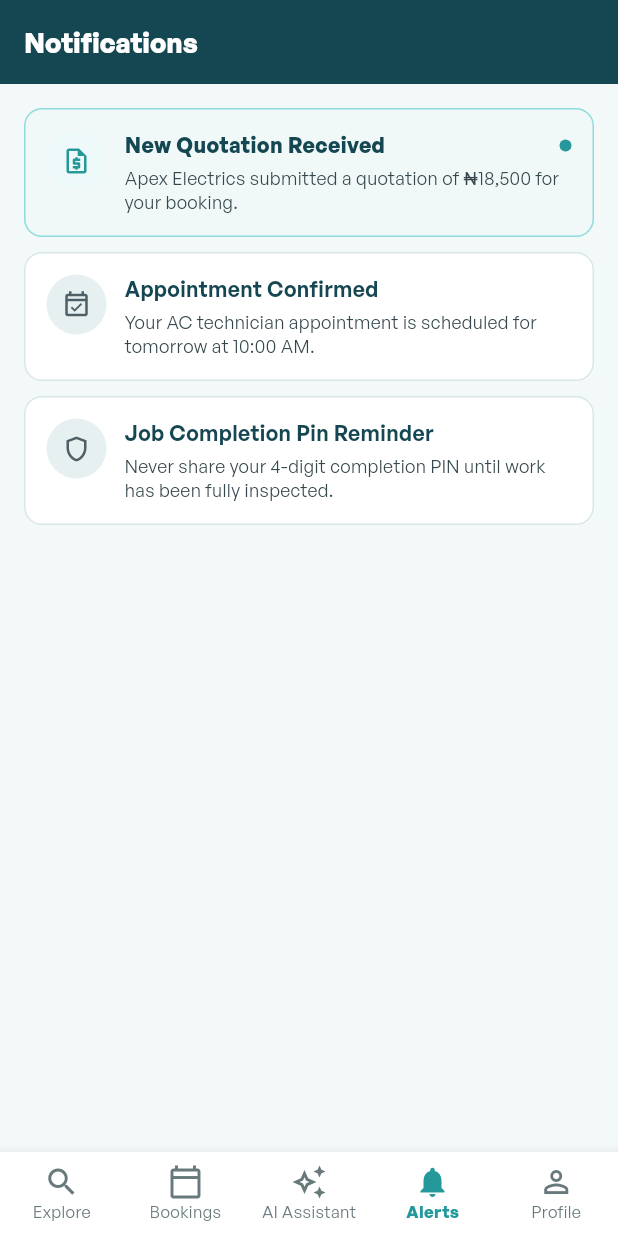
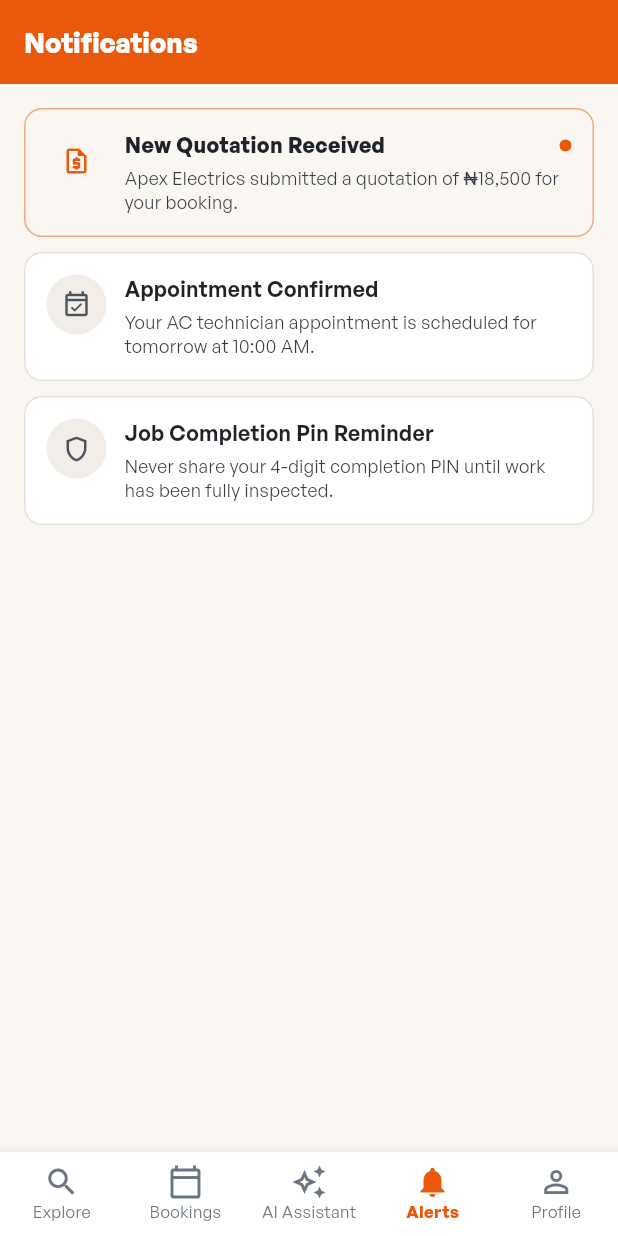
Before and after one commit to ezekweclever-netizen/EasyLife, a Flutter app: the screen it shows after launch, item 4 of the bottom bar chosen, on a phone screen of 412 x 824 dp. Run offline on Flutter 3.47's test engine with Material 3 defaults, Android fonts, the phone set to English and light mode, and no system bars; our stand-ins replace supabase_flutter; accounts and stored records are empty.

Commit message:
feat(branding): complete EasyLife Charcoal and Burnt Orange design system rebrand across all pages and dashboards

```diff
--- a/apps/mobile/lib/theme/easylife_theme.dart
+++ b/apps/mobile/lib/theme/easylife_theme.dart
@@ -6,51 +6,81 @@ import 'package:flutter/material.dart';
 class EasyLifeColors {
   EasyLifeColors._();
 
-  // Core Brand Tokens (Option C — Harbor Teal & Coral)
-  static const Color primary = Color(0xFF154752); // Deep Harbor Teal
-  static const Color primaryDark = Color(0xFF0D282E); // Darkest Harbor Teal
-  static const Color secondary = Color(0xFF24989A); // Maritime Teal
-  static const Color secondaryHover = Color(0xFF1D7E80);
-  static const Color accent = Color(0xFFEE9277); // Warm Coral Accent
-  static const Color background = Color(0xFFF3F8F8); // Airy Pale Teal Canvas
-  static const Color surface = Color(0xFFFFFFFF); // Crisp White Surface
-  static const Color text = Color(0xFF1F2F34); // Deep Legible Charcoal Teal
-  static const Color muted = Color(0xFF68797C); // Balanced Slate Muted Text
-  static const Color border = Color(0xFFDAE7E7); // Structural Hairline Border
-  static const Color borderStrong = Color(0xFFC2D4D4); // Active Input Border
+  // Centralized EasyLife Global Design System Foundation
+  static const Color charcoal = Color(0xFF1F2328);
+  static const Color steelGrey = Color(0xFF4A525C);
+  static const Color burntOrange = Color(0xFFE8590C);
+  static const Color orangeHover = Color(0xFFC84A06);
+  static const Color peach = Color(0xFFFCEBDD);
+  static const Color cream = Color(0xFFFAF7F3);
+  static const Color white = Color(0xFFFFFFFF);
+  static const Color borders = Color(0xFFE6E0D8);
+  static const Color darkSurfaceText = Color(0xFFFAF7F3);
+  static const Color secondaryDarkText = Color(0xFFC3C8CF);
+
+  // Semantic Status Colors
+  static const Color semanticSuccess = Color(0xFF2E7D4F);
+  static const Color semanticWarning = Color(0xFFB7791F);
+  static const Color semanticError = Color(0xFFC53030);
+  static const Color semanticInfo = Color(0xFF4A525C);
+
+  // Core Brand & Functional Role Tokens
+  static const Color primary = burntOrange;
+  static const Color primaryDark = orangeHover;
+  static const Color primaryHover = orangeHover;
+  static const Color secondary = steelGrey;
+  static const Color secondaryHover = charcoal;
+  static const Color accent = burntOrange;
+  static const Color accentHover = orangeHover;
+  static const Color accentSoft = peach;
+  static const Color background = cream;
+  static const Color surface = white;
+  static const Color text = charcoal;
+  static const Color textSecondary = steelGrey;
+  static const Color muted = steelGrey;
+  static const Color border = borders;
+  static const Color borderStrong = secondaryDarkText;
+
+  // Stage 5 Dark Mode Foundation Tokens
+  static const Color darkBackground = Color(0xFF15181C);
+  static const Color darkSurface = Color(0xFF1F2328);
+  static const Color darkPrimaryText = Color(0xFFFAF7F3);
+  static const Color darkSecondaryText = Color(0xFFC3C8CF);
+  static const Color darkAccent = Color(0xFFF06A1F);
+  static const Color darkBorder = Color(0xFF2E343B);
 
   // Legacy mappings for backwards-compatibility across existing screens
-  static const Color navy950 = Color(0xFF0D282E);
-  static const Color navy900 = Color(0xFF154752); // Primary Harbor Teal
-  static const Color navy800 = Color(0xFF1A5663);
-  static const Color navy700 = Color(0xFF206776);
+  static const Color navy950 = Color(0xFF14171A);
+  static const Color navy900 = Color(0xFF1F2328);
+  static const Color navy800 = Color(0xFF262B32);
+  static const Color navy700 = Color(0xFF353B44);
 
-  static const Color teal800 = Color(0xFF186869);
-  static const Color teal700 = Color(0xFF1D7E80);
-  static const Color teal600 = Color(0xFF24989A); // Secondary Brand Teal
-  static const Color teal500 = Color(0xFF2DC0C2);
-  static const Color teal50 = Color(0xFFEEF9F9);
+  static const Color teal800 = Color(0xFFC84A06);
+  static const Color teal700 = Color(0xFFC84A06);
+  static const Color teal600 = Color(0xFFE8590C);
+  static const Color teal500 = Color(0xFFE8590C);
+  static const Color teal50 = Color(0xFFFAF7F3);
 
-  static const Color charcoal900 = Color(0xFF142024);
-  static const Color charcoal800 = Color(0xFF1F2F34);
-  static const Color charcoal700 = Color(0xFF35474C);
-  static const Color charcoal600 = Color(0xFF4E6065);
-  static const Color charcoal500 = Color(0xFF68797C);
+  static const Color charcoal900 = Color(0xFF14171A);
+  static const Color charcoal800 = Color(0xFF1F2328);
+  static const Color charcoal700 = Color(0xFF353B44);
+  static const Color charcoal600 = Color(0xFF4A525C);
+  static const Color charcoal500 = Color(0xFF6B7582);
   static const Color surfaceWhite = Color(0xFFFFFFFF);
-  static const Color surfaceLightGrey = Color(0xFFF3F8F8);
-  static const Color surfaceMutedGrey = Color(0xFFE7F0F0);
-  static const Color borderGrey = Color(0xFFDAE7E7);
-  static const Color strongBorder = Color(0xFFC2D4D4);
+  static const Color surfaceLightGrey = Color(0xFFFAF7F3);
+  static const Color surfaceMutedGrey = Color(0xFFF2EDE6);
+  static const Color borderGrey = Color(0xFFE6E0D8);
+  static const Color strongBorder = Color(0xFFC3C8CF);
 
   // Semantic Status Colors (WCAG AAA / AA Accessible)
-  static const Color successText = Color(0xFF127A5B);
-  static const Color successBg = Color(0xFFE7F7F1);
-  static const Color warningText = Color(0xFFB25E0A);
-  static const Color warningBg = Color(0xFFFEF5E7);
-  static const Color errorText = Color(0xFFC53030);
-  static const Color errorBg = Color(0xFFFDF0F0);
-  static const Color infoText = Color(0xFF1A6E84);
-  static const Color infoBg = Color(0xFFEBF6F9);
+  static const Color successText = semanticSuccess;
+  static const Color successBg = Color(0xFFE8F5ED);
+  static const Color warningText = semanticWarning;
+  static const Color warningBg = Color(0xFFFEF7EC);
+  static const Color errorText = semanticError;
+  static const Color errorBg = Color(0xFFFDE8E8);
+  static const Color infoText = semanticInfo;
+  static const Color infoBg = Color(0xFFEBF0F5);
 }
 
 class EasyLifeTheme {
@@ -174,4 +204,106 @@ class EasyLifeTheme {
       ),
     );
   }
+
+  static ThemeData get darkTheme {
+    return ThemeData(
+      useMaterial3: true,
+      fontFamily: 'General Sans',
+      scaffoldBackgroundColor: EasyLifeColors.darkBackground,
+      colorScheme: const ColorScheme.dark(
+        primary: EasyLifeColors.darkAccent,
+        onPrimary: Colors.white,
+        secondary: EasyLifeColors.darkSecondaryText,
+        onSecondary: EasyLifeColors.darkBackground,
+        tertiary: EasyLifeColors.darkAccent,
+        onTertiary: Colors.white,
+        surface: EasyLifeColors.darkSurface,
+        onSurface: EasyLifeColors.darkPrimaryText,
+        error: EasyLifeColors.errorText,
+        onError: Colors.white,
+      ),
+      appBarTheme: const AppBarTheme(
+        backgroundColor: EasyLifeColors.darkSurface,
+        foregroundColor: EasyLifeColors.darkPrimaryText,
+        elevation: 0,
+        centerTitle: false,
+        titleTextStyle: TextStyle(
+          fontFamily: 'General Sans',
+          fontSize: 18,
+          fontWeight: FontWeight.w700,
+          color: EasyLifeColors.darkPrimaryText,
+        ),
+      ),
+      cardTheme: CardThemeData(
+        color: EasyLifeColors.darkSurface,
+        elevation: 0,
+        shape: RoundedRectangleBorder(
+          borderRadius: BorderRadius.circular(16),
+          side: const BorderSide(color: EasyLifeColors.darkBorder, width: 1),
+        ),
+      ),
+      elevatedButtonTheme: ElevatedButtonThemeData(
+        style: ElevatedButton.styleFrom(
+          backgroundColor: EasyLifeColors.darkAccent,
+          foregroundColor: Colors.white,
+          minimumSize: const Size(88, 48),
+          padding: const EdgeInsets.symmetric(horizontal: 18, vertical: 12),
+          elevation: 0,
+          shape: RoundedRectangleBorder(
+            borderRadius: BorderRadius.circular(12),
+          ),
+          textStyle: const TextStyle(
+            fontFamily: 'General Sans',
+            fontSize: 14,
+            fontWeight: FontWeight.w700,
+          ),
+        ),
+      ),
+      outlinedButtonTheme: OutlinedButtonThemeData(
+        style: OutlinedButton.styleFrom(
+          foregroundColor: EasyLifeColors.darkPrimaryText,
+          side: const BorderSide(color: EasyLifeColors.darkBorder, width: 1.5),
+          minimumSize: const Size(88, 48),
+          padding: const EdgeInsets.symmetric(horizontal: 18, vertical: 12),
+          shape: RoundedRectangleBorder(
+            borderRadius: BorderRadius.circular(12),
+          ),
+          textStyle: const TextStyle(
+            fontFamily: 'General Sans',
+            fontSize: 14,
+            fontWeight: FontWeight.w700,
+          ),
+        ),
+      ),
+      inputDecorationTheme: InputDecorationTheme(
+        filled: true,
+        fillColor: EasyLifeColors.darkSurface,
+        contentPadding: const EdgeInsets.symmetric(horizontal: 16, vertical: 14),
+        border: OutlineInputBorder(
+          borderRadius: BorderRadius.circular(12),
+          borderSide: const BorderSide(color: EasyLifeColors.darkBorder),
+        ),
+        enabledBorder: OutlineInputBorder(
+          borderRadius: BorderRadius.circular(12),
+          borderSide: const BorderSide(color: EasyLifeColors.darkBorder),
+        ),
+        focusedBorder: OutlineInputBorder(
+          borderRadius: BorderRadius.circular(12),
+          borderSide: const BorderSide(color: EasyLifeColors.darkAccent, width: 2),
+        ),
+        errorBorder: OutlineInputBorder(
+          borderRadius: BorderRadius.circular(12),
+          borderSide: const BorderSide(color: EasyLifeColors.errorText),
+        ),
+        labelStyle: const TextStyle(
+          fontFamily: 'General Sans',
+          color: EasyLifeColors.darkSecondaryText,
+        ),
+        hintStyle: const TextStyle(
+          fontFamily: 'General Sans',
+          color: EasyLifeColors.darkSecondaryText,
+        ),
+      ),
+    );
+  }
 }
```
Also changed, not shown: 192 other files.
